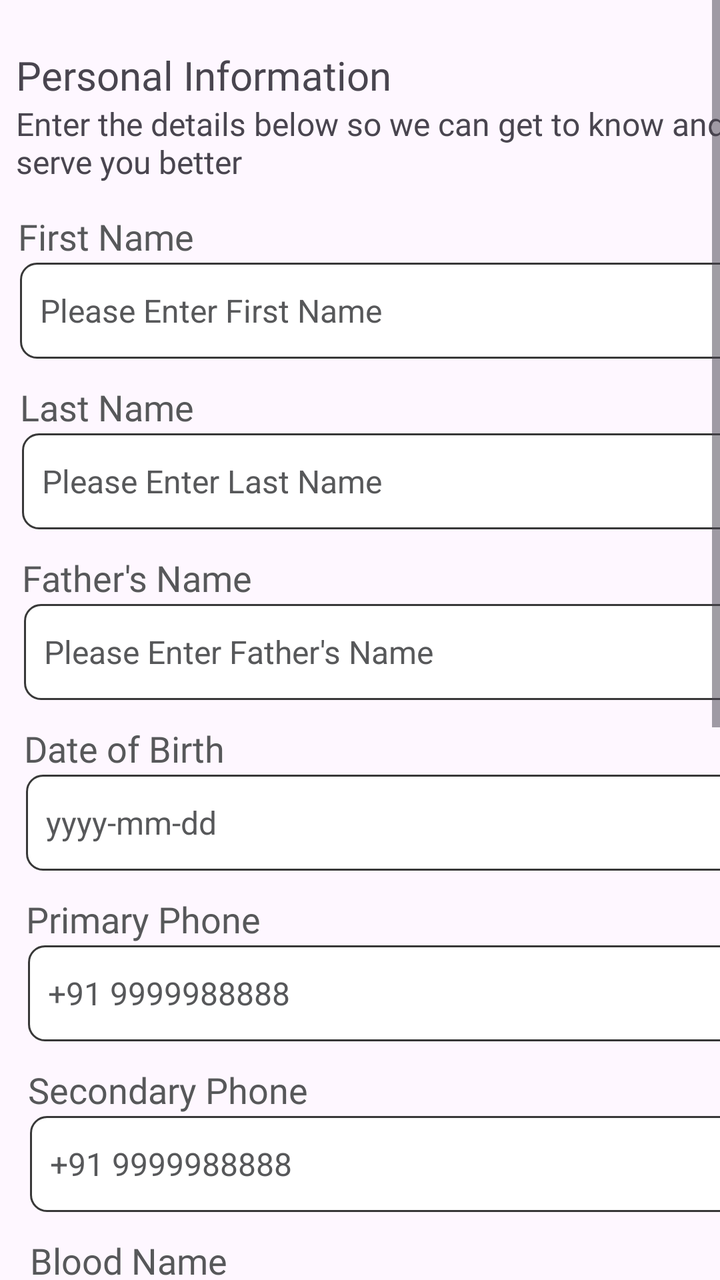
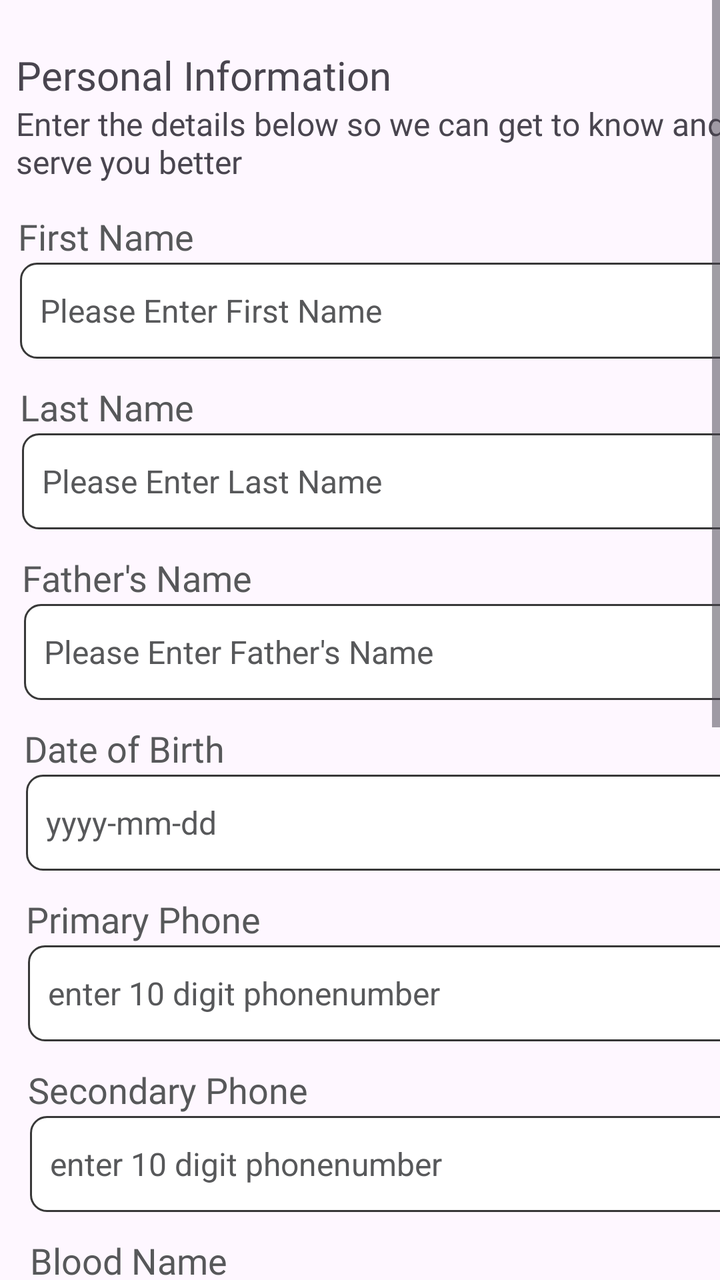

Two renders of the same Android screen: before a commit and after it. Below are the layout's source before the change and the commit's diff.
<!-- AndroidManifest.xml: application theme Theme.B2CDeliveryApp -->
<!-- res/layout/activity_personal_information.xml -->
<?xml version="1.0" encoding="utf-8"?>
<ScrollView xmlns:android="http://schemas.android.com/apk/res/android"
    xmlns:app="http://schemas.android.com/apk/res-auto"
    xmlns:tools="http://schemas.android.com/tools"
    android:id="@+id/scrollPersonal"
    android:layout_width="match_parent"
    android:layout_height="match_parent"
    android:fillViewport="true">

    <androidx.constraintlayout.widget.ConstraintLayout
        android:id="@+id/person"
        android:layout_width="wrap_content"
        android:layout_height="wrap_content"
        tools:context=".PersonalInformation">

        
        <TextView
            android:id="@+id/personalInfoTitle"
            android:layout_width="wrap_content"
            android:layout_height="wrap_content"
            android:layout_marginStart="8dp"
            android:layout_marginTop="24dp"
            android:fontFamily="@font/poppins_semibold"
            android:text="Personal Information"
            android:textSize="20sp"
            app:layout_constraintStart_toStartOf="parent"
            app:layout_constraintTop_toTopOf="parent" />

        <TextView
            android:id="@+id/personalInfoText"
            android:layout_width="wrap_content"
            android:layout_height="43dp"
            android:fontFamily="@font/radio_canada_medium"
            android:text="Enter the details below so we can get to know and serve you better"
            android:textSize="16sp"
            app:layout_constraintStart_toStartOf="@+id/personalInfoTitle"
            app:layout_constraintTop_toBottomOf="@+id/personalInfoTitle" />

        
        <TextView
            android:id="@+id/firstName"
            android:layout_width="wrap_content"
            android:layout_height="wrap_content"
            android:layout_marginStart="1dp"
            android:layout_marginTop="12dp"
            android:fontFamily="@font/istok_web"
            android:text="First Name"
            android:textColor="@color/dark_gray"
            android:textSize="18sp"
            app:layout_constraintStart_toStartOf="@+id/personalInfoText"
            app:layout_constraintTop_toBottomOf="@+id/personalInfoText" />

        <EditText
            android:id="@+id/firstNameInput"
            android:layout_width="365dp"
            android:layout_height="48dp"
            android:layout_below="@id/firstName"
            android:layout_margin="1dp"
            android:background="@drawable/rounded_edittext_border"
            android:drawablePadding="0dp"
            android:hint="Please Enter First Name"
            android:padding="10dp"
            android:textColor="@color/black"
            android:textColorHint="@color/dark_gray"
            android:textSize="16sp"
            app:layout_constraintStart_toStartOf="@+id/firstName"
            app:layout_constraintTop_toBottomOf="@+id/firstName" />

        
        <TextView
            android:id="@+id/lastName"
            android:layout_width="wrap_content"
            android:layout_height="wrap_content"
            android:layout_marginTop="12dp"
            android:fontFamily="@font/istok_web"
            android:text="Last Name"
            android:textColor="@color/dark_gray"
            android:textSize="18sp"
            app:layout_constraintStart_toStartOf="@+id/firstNameInput"
            app:layout_constraintTop_toBottomOf="@+id/firstNameInput" />

        <EditText
            android:id="@+id/lastNameInput"
            android:layout_width="362dp"
            android:layout_height="48dp"
            android:layout_below="@id/lastName"
            android:layout_margin="1dp"
            android:background="@drawable/rounded_edittext_border"
            android:drawablePadding="0dp"
            android:hint="Please Enter Last Name"
            android:padding="10dp"
            android:textColor="@color/black"
            android:textColorHint="@color/dark_gray"
            android:textSize="16sp"
            app:layout_constraintStart_toStartOf="@+id/lastName"
            app:layout_constraintTop_toBottomOf="@+id/lastName" />

        
        <TextView
            android:id="@+id/fatherName"
            android:layout_width="wrap_content"
            android:layout_height="wrap_content"
            android:layout_marginTop="12dp"
            android:fontFamily="@font/istok_web"
            android:text="Father's Name"
            android:textColor="@color/dark_gray"
            android:textSize="18sp"
            app:layout_constraintStart_toStartOf="@+id/lastNameInput"
            app:layout_constraintTop_toBottomOf="@+id/lastNameInput" />

        <EditText
            android:id="@+id/fatherNameInput"
            android:layout_width="362dp"
            android:layout_height="48dp"
            android:layout_below="@id/fatherName"
            android:layout_margin="1dp"
            android:background="@drawable/rounded_edittext_border"
            android:drawablePadding="0dp"
            android:hint="Please Enter Father's Name"
            android:padding="10dp"
            android:textColor="@color/black"
            android:textColorHint="@color/dark_gray"
            android:textSize="16sp"
            app:layout_constraintStart_toStartOf="@+id/fatherName"
            app:layout_constraintTop_toBottomOf="@+id/fatherName" />

        
        <TextView
            android:id="@+id/dateOfBirth"
            android:layout_width="wrap_content"
            android:layout_height="wrap_content"
            android:layout_marginTop="12dp"
            android:fontFamily="@font/istok_web"
            android:text="Date of Birth"
            android:textColor="@color/dark_gray"
            android:textSize="18sp"
            app:layout_constraintStart_toStartOf="@+id/fatherNameInput"
            app:layout_constraintTop_toBottomOf="@+id/fatherNameInput" />

        <EditText
            android:id="@+id/dateOfBirthInput"
            android:layout_width="362dp"
            android:layout_height="48dp"
            android:layout_below="@id/dateOfBirth"
            android:layout_margin="1dp"
            android:background="@drawable/rounded_edittext_border"
            android:drawablePadding="0dp"
            android:hint="yyyy-mm-dd"
            android:inputType="none"
            android:padding="10dp"
            android:textColor="@color/black"
            android:textColorHint="@color/dark_gray"
            android:textSize="16sp"
            android:focusable="false"
            app:layout_constraintStart_toStartOf="@+id/dateOfBirth"
            app:layout_constraintTop_toBottomOf="@+id/dateOfBirth" />

        
        <TextView
            android:id="@+id/primaryPhone"
            android:layout_width="wrap_content"
            android:layout_height="wrap_content"
            android:layout_marginTop="12dp"
            android:fontFamily="@font/istok_web"
            android:text="Primary Phone"
            android:textColor="@color/dark_gray"
            android:textSize="18sp"
            app:layout_constraintStart_toStartOf="@+id/dateOfBirthInput"
            app:layout_constraintTop_toBottomOf="@+id/dateOfBirthInput" />

        <EditText
            android:id="@+id/primaryPhoneInput"
            android:layout_width="362dp"
            android:layout_height="48dp"
            android:layout_margin="1dp"
            android:background="@drawable/rounded_edittext_border"
            android:drawablePadding="0dp"
            android:hint="+91 9999988888"
            android:inputType="phone"
            android:maxEms="10"
            android:minEms="10"
            android:padding="10dp"
            android:textColor="@color/black"
            android:textColorHint="@color/dark_gray"
            android:textSize="16sp"
            app:layout_constraintStart_toStartOf="@+id/primaryPhone"
            app:layout_constraintTop_toBottomOf="@+id/primaryPhone" />

        <TextView
            android:id="@+id/secondaryPhone"
            android:layout_width="wrap_content"
            android:layout_height="wrap_content"
            android:layout_marginTop="12dp"
            android:fontFamily="@font/istok_web"
            android:text="Secondary Phone"
            android:textColor="@color/dark_gray"
            android:textSize="18sp"
            app:layout_constraintStart_toStartOf="@+id/primaryPhoneInput"
            app:layout_constraintTop_toBottomOf="@+id/primaryPhoneInput" />

        <EditText
            android:id="@+id/secondaryPhoneInput"
            android:layout_width="362dp"
            android:layout_height="48dp"
            android:layout_below="@id/secondaryPhone"
            android:layout_margin="1dp"
            android:background="@drawable/rounded_edittext_border"
            android:drawablePadding="0dp"
            android:hint="+91 9999988888"
            android:inputType="phone"
            android:maxEms="10"
            android:minEms="10"
            android:padding="10dp"
            android:textColor="@color/black"
            android:textColorHint="@color/dark_gray"
            android:textSize="16sp"
            app:layout_constraintStart_toStartOf="@+id/secondaryPhone"
            app:layout_constraintTop_toBottomOf="@+id/secondaryPhone" />

        <TextView
            android:id="@+id/bloodGroup"
            android:layout_width="wrap_content"
            android:layout_height="wrap_content"
            android:layout_marginTop="12dp"
            android:fontFamily="@font/istok_web"
            android:text="Blood Name"
            android:textColor="@color/dark_gray"
            android:textSize="18sp"
            app:layout_constraintStart_toStartOf="@+id/secondaryPhoneInput"
            app:layout_constraintTop_toBottomOf="@+id/secondaryPhoneInput" />

        <EditText
            android:id="@+id/bloodGroupInput"
            android:layout_width="362dp"
            android:layout_height="48dp"
            android:layout_below="@id/bloodGroup"

            android:background="@drawable/rounded_edittext_border"
            android:drawablePadding="0dp"
            android:hint="Enter Blood Group Here"
            android:padding="10dp"
            android:textColor="@color/black"
            android:textColorHint="@color/dark_gray"
            android:textSize="16sp"
            app:layout_constraintStart_toStartOf="@+id/bloodGroup"
            app:layout_constraintTop_toBottomOf="@+id/bloodGroup" />

        <TextView
            android:id="@+id/city1"
            android:layout_width="wrap_content"
            android:layout_height="wrap_content"
            android:layout_marginTop="12dp"
            android:fontFamily="@font/istok_web"
            android:text="City"
            android:textColor="@color/dark_gray"
            android:textSize="18sp"
            app:layout_constraintStart_toStartOf="@+id/bloodGroupInput"
            app:layout_constraintTop_toBottomOf="@+id/bloodGroupInput" />

        <EditText
            android:id="@+id/cityInput1"
            android:layout_width="362dp"
            android:layout_height="48dp"
            android:layout_below="@id/languages"
            android:background="@drawable/rounded_edittext_border"
            android:drawablePadding="0dp"
            android:hint="e.g. Bangalore"
            android:padding="10dp"
            android:textColor="@color/black"
            android:textColorHint="@color/dark_gray"
            android:textSize="16sp"
            app:layout_constraintStart_toStartOf="@+id/city1"
            app:layout_constraintTop_toBottomOf="@+id/city1" />


        <TextView
            android:id="@+id/languages"
            android:layout_width="wrap_content"
            android:layout_height="wrap_content"

            android:layout_marginTop="12dp"
            android:fontFamily="@font/istok_web"
            android:text="Languages You Know"
            android:textColor="@color/dark_gray"
            android:textSize="18sp"
            app:layout_constraintStart_toStartOf="@+id/cityInput1"
            app:layout_constraintTop_toBottomOf="@+id/cityInput1" />

        <EditText
            android:id="@+id/languagesInput"
            android:layout_width="362dp"
            android:layout_height="48dp"
            android:layout_below="@id/languages"
            android:background="@drawable/rounded_edittext_border"
            android:drawablePadding="0dp"
            android:hint="Select one or more"
            android:padding="10dp"
            android:textColor="@color/black"
            android:textColorHint="@color/dark_gray"
            android:textSize="16sp"
            app:layout_constraintStart_toStartOf="@+id/languages"
            app:layout_constraintTop_toBottomOf="@+id/languages" />

        <TextView
            android:id="@+id/photoText"
            android:layout_width="wrap_content"
            android:layout_height="wrap_content"

            android:layout_marginTop="12dp"
            android:fontFamily="@font/istok_web"
            android:text="Your Profile Picture"
            android:textColor="@color/dark_gray"
            android:textSize="18sp"
            app:layout_constraintStart_toStartOf="@+id/languagesInput"
            app:layout_constraintTop_toBottomOf="@+id/languagesInput" />

        <LinearLayout
            android:id="@+id/outerLinearLayoutPersonalInformationMain"
            android:layout_width="348dp"
            android:layout_height="118dp"
            android:layout_marginStart="155dp"
            android:layout_marginTop="10dp"
            android:layout_marginEnd="-60dp"
            android:background="@drawable/border"
            android:orientation="horizontal"
            android:padding="16dp"
            app:layout_constraintEnd_toEndOf="@+id/photoText"
            app:layout_constraintStart_toStartOf="@+id/photoText"
            app:layout_constraintTop_toBottomOf="@+id/photoText">

            
            <ImageView
                android:id="@+id/imgVehicleDetails"
                android:layout_width="80dp"
                android:layout_height="80dp"
                android:layout_gravity="center_vertical"
                android:src="@drawable/img" />

            
            <View
                android:layout_width="36dp"
                android:layout_height="match_parent" />


            <LinearLayout
                android:id="@+id/ButtonUploadVehicleDetails"
                android:layout_width="wrap_content"
                android:layout_height="70dp"
                android:layout_gravity="center_vertical"
                android:orientation="horizontal"
                android:padding="8dp">


                <Button
                    android:id="@+id/Upploadbutton"
                    android:layout_width="150dp"
                    android:layout_height="wrap_content"
                    android:layout_gravity="center"
                    android:backgroundTint="@color/orange"
                    android:drawableLeft="@drawable/camera"
                    android:padding="8dp"
                    android:text="Upload Image"
                    android:textAlignment="center" />
            </LinearLayout>

        </LinearLayout>


        
        <Button
            android:id="@+id/submit_vehicle_button"
            android:layout_width="250dp"
            android:layout_height="wrap_content"
            android:layout_gravity="center"
            android:layout_marginTop="40dp"
            android:backgroundTint="@color/orange"
            android:paddingHorizontal="8dp"
            android:paddingTop="16dp"
            android:paddingBottom="12dp"
            android:text="Submit"
            android:textColor="#FFFFFF"
            android:textSize="20sp"
            app:layout_constraintEnd_toEndOf="@+id/outerLinearLayoutPersonalInformationMain"
            app:layout_constraintStart_toStartOf="@+id/outerLinearLayoutPersonalInformationMain"
            app:layout_constraintTop_toBottomOf="@+id/outerLinearLayoutPersonalInformationMain" />


    </androidx.constraintlayout.widget.ConstraintLayout>
</ScrollView>
<!-- resources referenced by this layout -->
<resources>
  <color name="black">#FF000000</color>
  <color name="dark_gray">#57585A</color>
  <color name="orange">#FF9431</color>
  <!-- drawable border (drawable) -->
  <?xml version="1.0" encoding="utf-8"?>
  <shape xmlns:android="http://schemas.android.com/apk/res/android">
      <solid android:color="#FFFFFF"/>
      <stroke
          android:width="2dp"
          android:color="@color/grey"
      android:dashWidth="8dp"
      android:dashGap="4dp"/>
      <corners android:radius="8dp"/>
  </shape>
  <!-- drawable camera: png bitmap (drawable, 815 bytes) -->
  <!-- drawable img: png bitmap (drawable, 1689 bytes) -->
  <!-- drawable rounded_edittext_border (drawable) -->
  <?xml version="1.0" encoding="utf-8"?>
  <shape xmlns:android="http://schemas.android.com/apk/res/android">
      <solid android:color="#FFFFFF" />
      <corners android:radius="8dp" />
      <stroke android:width="1dp" android:color="#383838" />
  </shape>
  <style name="Theme.B2CDeliveryApp" parent="Base.Theme.B2CDeliveryApp">
          <item name="android:windowTranslucentStatus">true</item>
          <item name="android:statusBarColor">@android:color/transparent</item>
      </style>
  <color name="grey">#E4E0E0</color>
  <style name="Base.Theme.B2CDeliveryApp" parent="Theme.Material3.DayNight.NoActionBar">
          
          
      </style>
</resources>

<!-- the commit's change to res/layout/activity_personal_information.xml (unified diff, before → after) -->
@@ -175,7 +175,7 @@
             android:layout_margin="1dp"
             android:background="@drawable/rounded_edittext_border"
             android:drawablePadding="0dp"
-            android:hint="+91 9999988888"
+            android:hint="enter 10 digit phonenumber "
             android:inputType="phone"
             android:maxEms="10"
             android:minEms="10"
@@ -206,7 +206,7 @@
             android:layout_margin="1dp"
             android:background="@drawable/rounded_edittext_border"
             android:drawablePadding="0dp"
-            android:hint="+91 9999988888"
+            android:hint="enter 10 digit phonenumber"
             android:inputType="phone"
             android:maxEms="10"
             android:minEms="10"
